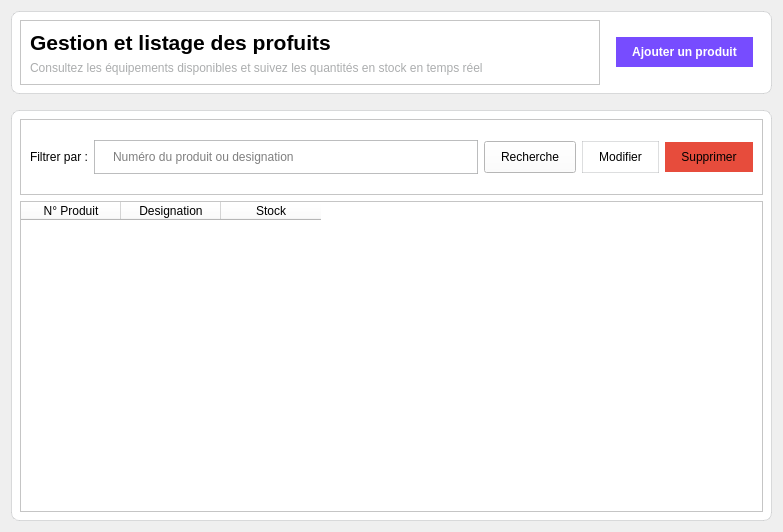
First picture: the form in interface/product_widget.ui, repository miranto-andria/stock-it, before the edit.
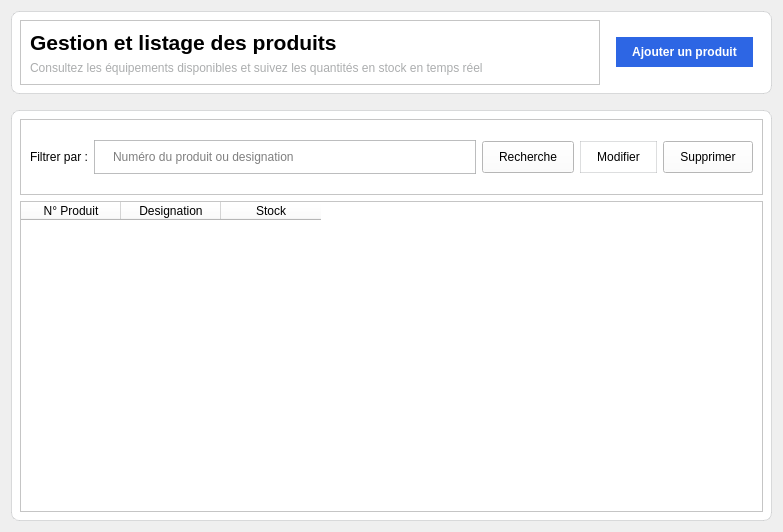
Second picture: the form after the edit. Icons and pictures are not drawn.

```diff
--- a/interface/product_widget.ui
+++ b/interface/product_widget.ui
@@ -91,7 +91,7 @@
             <string notr="true"/>
            </property>
            <property name="text">
-            <string>Gestion et listage des profuits</string>
+            <string>Gestion et listage des produits</string>
            </property>
           </widget>
          </item>
@@ -126,7 +126,7 @@
          <item>
           <widget class="QPushButton" name="btnAdd">
            <property name="styleSheet">
-            <string notr="true">background-color : #774cff;
+            <string notr="true">background-color : #2d66e4;
 font : bold;
 border : none;
 color:  white</string>
@@ -234,9 +234,7 @@
          <item>
           <widget class="QPushButton" name="btnDelete">
            <property name="styleSheet">
-            <string notr="true">background :#e74c3c;
-border : none
-</string>
+            <string notr="true"/>
            </property>
            <property name="text">
             <string>Supprimer</string>
```
Left out of the diff: 2 changed lines with no effect on the pictures.
